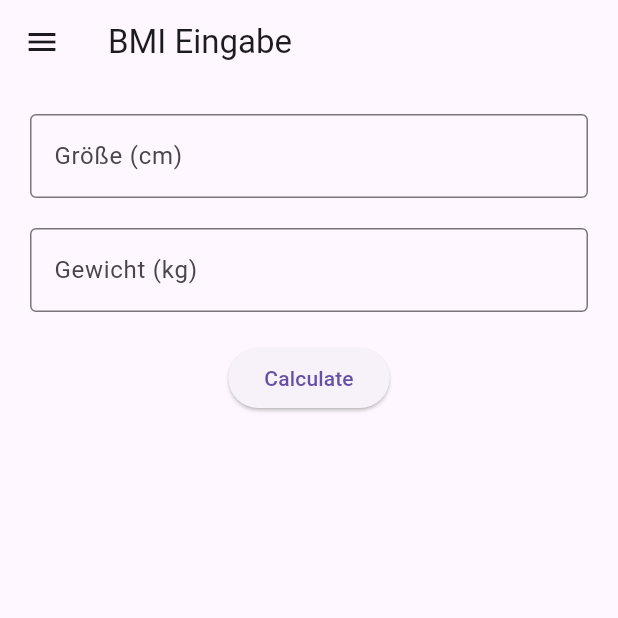
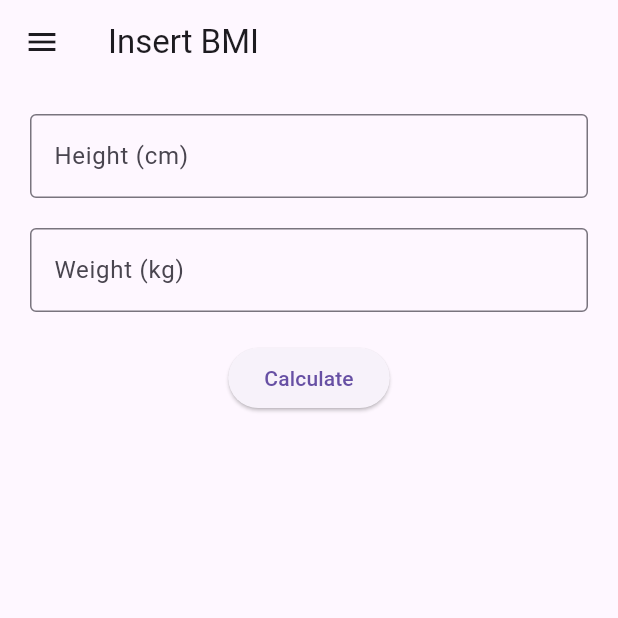
Before and after one commit to HATBE/juventus-soe-mobile, a Flutter app: the EntryActivity screen opened by its route, on a phone screen of 412 x 824 dp, the top half of it. Run offline on Flutter 3.47's test engine with Material 3 defaults, Android fonts, the phone set to English and light mode, and no system bars; our stand-ins replace shared_preferences, sqflite; accounts and stored records are empty.

Commit message:
all language support

```diff
--- a/Flutter-projekt/soem_flutter/lib/calculator/entry_activity.dart
+++ b/Flutter-projekt/soem_flutter/lib/calculator/entry_activity.dart
@@ -1,4 +1,4 @@
-// Verantwortlicher Mitarbeiter: Max Mustermann
+// Verantwortlicher Mitarbeiter: Aaron Gensetter
 // Letzte Änderung: 26.06.2025
 
 import 'package:flutter/material.dart';
@@ -36,7 +36,7 @@ class _EntryActivityState extends State<EntryActivity> {
   Widget build(BuildContext context) {
     return BaseScaffold(
       currentRoute: '/calculator',
-      title: 'BMI Eingabe',
+      title: AppLocalizations.of(context)!.insertBmi,
       body: Padding(
         padding: const EdgeInsets.all(20),
         child: Column(
@@ -44,8 +44,8 @@ class _EntryActivityState extends State<EntryActivity> {
             TextField(
               controller: _heightController,
               keyboardType: TextInputType.number,
-              decoration: const InputDecoration(
-                labelText: 'Größe (cm)',
+              decoration: InputDecoration(
+                labelText: AppLocalizations.of(context)!.height,
                 border: OutlineInputBorder(),
               ),
             ),
@@ -53,8 +53,8 @@ class _EntryActivityState extends State<EntryActivity> {
             TextField(
               controller: _weightController,
               keyboardType: TextInputType.number,
-              decoration: const InputDecoration(
-                labelText: 'Gewicht (kg)',
+              decoration: InputDecoration(
+                labelText: AppLocalizations.of(context)!.weight,
                 border: OutlineInputBorder(),
               ),
             ),
--- a/Flutter-projekt/soem_flutter/lib/database/db_helper.dart
+++ b/Flutter-projekt/soem_flutter/lib/database/db_helper.dart
@@ -24,7 +24,6 @@ class DBHelper {
       path,
       version: 1,
       onCreate: (db, version) async {
-        // Messdaten-Tabelle
         await db.execute('''
           CREATE TABLE measurement (
             id INTEGER PRIMARY KEY AUTOINCREMENT,
@@ -36,26 +35,22 @@ class DBHelper {
           )
         ''');
 
-        // Benutzertabelle
         await db.execute('''
           CREATE TABLE user (
             username TEXT PRIMARY KEY
           )
         ''');
 
-        // Standardbenutzer <anonymous> einfügen
         await db.insert('user', {'username': '<anonymous>'});
       },
     );
   }
 
-  // Messung speichern
   Future<void> insertMeasurement(Measurement m) async {
     final database = await db;
     await database.insert('measurement', m.toMap());
   }
 
-  // Messungen eines bestimmten Benutzers holen
   Future<List<Measurement>> getMeasurements(String username) async {
     final database = await db;
     final maps = await database.query(
@@ -67,7 +62,6 @@ class DBHelper {
     return maps.map((e) => Measurement.fromMap(e)).toList();
   }
 
-  // Benutzer einfügen (mit Konfliktbehandlung)
   Future<void> insertUser(AppUser user) async {
     final dbClient = await db;
     await dbClient.insert(
--- a/Flutter-projekt/soem_flutter/lib/history/overview_activity.dart
+++ b/Flutter-projekt/soem_flutter/lib/history/overview_activity.dart
@@ -21,8 +21,8 @@ class _OverviewActivityState extends State<OverviewActivity> {
   }
 
   Future<void> _loadMeasurements() async {
-    final prefs = await SharedPreferences.getInstance();
-    final username = prefs.getString('username') ?? '';
+    final sp = await SharedPreferences.getInstance();
+    final username = sp.getString('username') ?? '';
     final data = await DBHelper().getMeasurements(username);
     setState(() {
       _measurements = data;
@@ -42,9 +42,7 @@ class _OverviewActivityState extends State<OverviewActivity> {
             title: Text(
               '${m.date.split("T").first} – BMI: ${m.bmi.toStringAsFixed(1)}',
             ),
-            subtitle: Text(
-              'Größe: ${m.heightCm} cm | Gewicht: ${m.weightKg} kg',
-            ),
+            subtitle: Text('Size: ${m.heightCm} cm | Weight: ${m.weightKg} kg'),
           );
         },
       ),
--- a/Flutter-projekt/soem_flutter/lib/home_activity.dart
+++ b/Flutter-projekt/soem_flutter/lib/home_activity.dart
@@ -1,4 +1,4 @@
-// Verantwortlicher Mitarbeiter: Max Mustermann
+// Verantwortlicher Mitarbeiter: Aaron Gensetter
 // Letzte Änderung: 26.06.2025
 
 import 'package:flutter/material.dart';
@@ -23,9 +23,9 @@ class _HomeActivityState extends State<HomeActivity> {
   }
 
   Future<void> _loadUsername() async {
-    final prefs = await SharedPreferences.getInstance();
+    final sp = await SharedPreferences.getInstance();
     setState(() {
-      username = prefs.getString('username') ?? 'Benutzer';
+      username = sp.getString('username') ?? 'User';
     });
   }
 
--- a/Flutter-projekt/soem_flutter/lib/rating/detail_activity.dart
+++ b/Flutter-projekt/soem_flutter/lib/rating/detail_activity.dart
@@ -1,4 +1,4 @@
-// Verantwortlicher Mitarbeiter: Max Mustermann
+// Verantwortlicher Mitarbeiter: Aaron Gensetter
 // Letzte Änderung: 26.06.2025
 
 import 'package:flutter/material.dart';
--- a/Flutter-projekt/soem_flutter/lib/shared/base_scaffold.dart
+++ b/Flutter-projekt/soem_flutter/lib/shared/base_scaffold.dart
@@ -1,7 +1,8 @@
-// Verantwortlicher Mitarbeiter: Max Mustermann
+// Verantwortlicher Mitarbeiter: Aaron Gensetter
 // Letzte Änderung: 26.06.2025
 
 import 'package:flutter/material.dart';
+import 'package:soem_flutter/generated/app_localizations.dart';
 
 class BaseScaffold extends StatelessWidget {
   final String currentRoute;
@@ -28,10 +29,30 @@ class BaseScaffold extends StatelessWidget {
               child: Text('FitApp Menü', style: TextStyle(color: Colors.white)),
             ),
             _buildMenuItem(context, 'Home', '/home', currentRoute),
-            _buildMenuItem(context, 'Calculator', '/calculator', currentRoute),
-            _buildMenuItem(context, 'Rating', '/rating', currentRoute),
-            _buildMenuItem(context, 'History', '/history', currentRoute),
-            _buildMenuItem(context, 'Settings', '/settings', currentRoute),
+            _buildMenuItem(
+              context,
+              AppLocalizations.of(context)!.calculate,
+              '/calculator',
+              currentRoute,
+            ),
+            _buildMenuItem(
+              context,
+              AppLocalizations.of(context)!.rating,
+              '/rating',
+              currentRoute,
+            ),
+            _buildMenuItem(
+              context,
+              AppLocalizations.of(context)!.history,
+              '/history',
+              currentRoute,
+            ),
+            _buildMenuItem(
+              context,
+              AppLocalizations.of(context)!.settings,
+              '/settings',
+              currentRoute,
+            ),
           ],
         ),
       ),
--- a/Flutter-projekt/soem_flutter/lib/util/bmi.dart
+++ b/Flutter-projekt/soem_flutter/lib/util/bmi.dart
@@ -1,4 +1,4 @@
-// Verantwortlicher Mitarbeiter: Max Mustermann
+// Verantwortlicher Mitarbeiter: Aaron Gensetter
 // Letzte Änderung: 26.06.2025
 
 import 'package:collection/collection.dart';
```
Also changed, not shown: Flutter-projekt/soem_flutter/lib/calculator/result_activity.dart (+3 -4 lines), Flutter-projekt/soem_flutter/lib/config/settings_activity.dart (+5 -4 lines), Flutter-projekt/soem_flutter/lib/config/users_activity.dart (+21 -16 lines), Flutter-projekt/soem_flutter/lib/l10n/intl_de.arb (+13 -2 lines), Flutter-projekt/soem_flutter/lib/l10n/intl_en.arb (+13 -2 lines), Flutter-projekt/soem_flutter/lib/main.dart (+5 -5 lines), Flutter-projekt/soem_flutter/lib/rating/legend_activity.dart (+5 -3 lines), Flutter-projekt/soem_flutter/lib/generated/app_localizations.dart, Flutter-projekt/soem_flutter/lib/generated/app_localizations_de.dart, Flutter-projekt/soem_flutter/lib/generated/app_localizations_en.dart.
